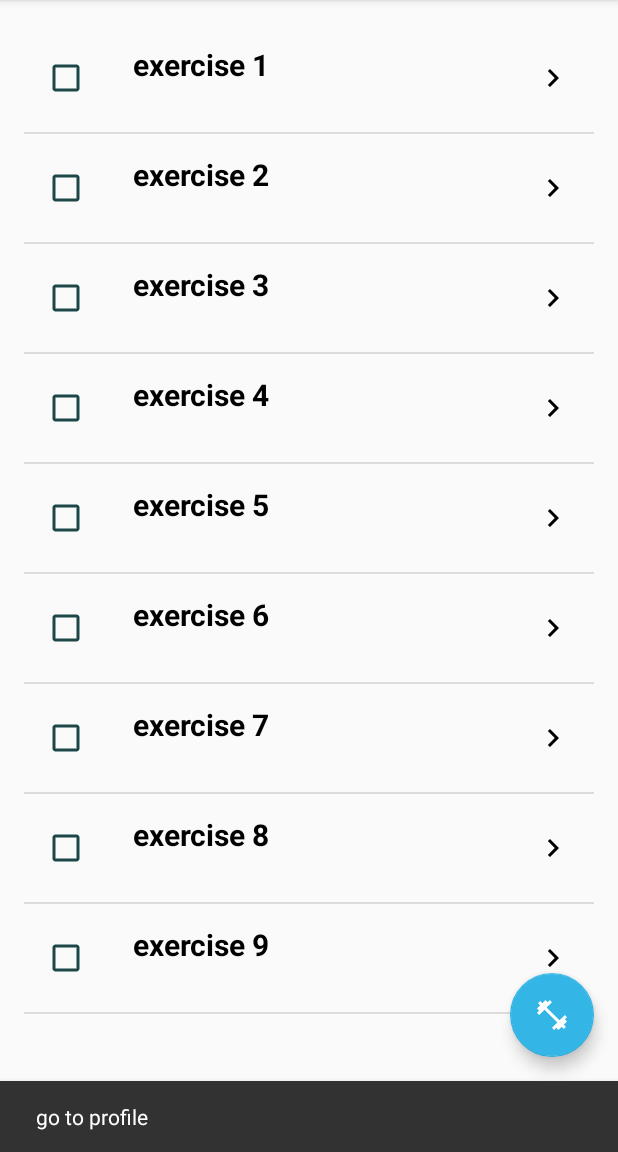
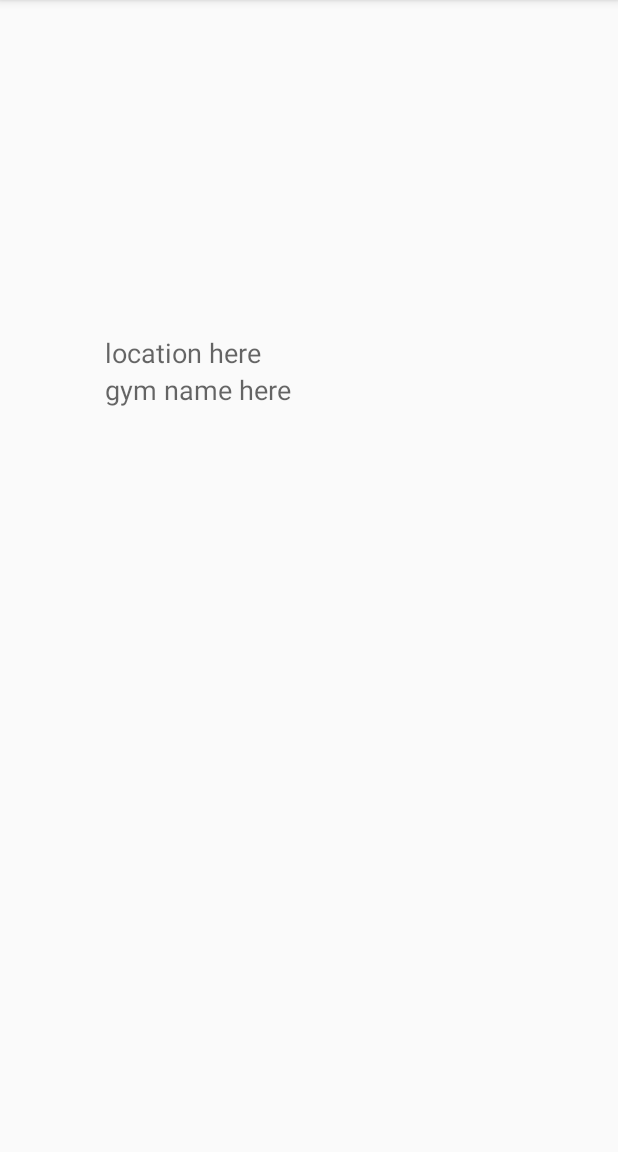
Before and after one commit to rlundquist3/liftsense, an Android app: the screen it shows after launch once a user with an empty profile is signed in (MainActivity), after a tap on "Profile", on a phone screen of 412 x 824 dp, the part 84-1236 px from its top. Run offline under Robolectric (Android 15) with nearby library versions, the phone set to English and light mode, and no system bars; our stand-ins replace Firebase (no records; nobody signed in at launch, a user with empty details on screens opened directly); pictures from the network do not load; 4 statements that could not run were skipped; 1 other tap on this screen came first.

Commit message:
profile page added (still need to finish auth)

```diff
--- a/app/build.gradle
+++ b/app/build.gradle
@@ -48,7 +48,7 @@ android {
 dependencies {
     compile fileTree(dir: 'libs', include: ['*.jar'])
     compile project(':libraries:opencv')
-    compile 'com.android.support:support-v4:23.0.0'
+    compile 'com.android.support:support-v4:23.4.0'
     compile 'com.android.support:design:23.4.0'
     compile 'com.android.support:appcompat-v7:23.4.0'
     compile 'com.google.firebase:firebase-auth:9.0.2'
@@ -56,4 +56,5 @@ dependencies {
     compile 'com.google.android.gms:play-services-appindexing:9.0.2'
 }
 
+
 apply plugin: 'com.google.gms.google-services'
--- a/app/src/main/java/com/rileylundquist/liftsense/ExerciseDetailActivity.java
+++ b/app/src/main/java/com/rileylundquist/liftsense/ExerciseDetailActivity.java
@@ -6,6 +6,7 @@ import android.content.Intent;
 import android.database.sqlite.SQLiteDatabase;
 import android.os.Bundle;
 import android.support.v4.app.NavUtils;
+import android.util.Log;
 import android.view.MenuItem;
 import android.view.View;
 import android.widget.EditText;
@@ -83,6 +84,7 @@ public class ExerciseDetailActivity extends Activity {
 
     @Override
     public void onActivityResult(int requestCode, int resultCode, Intent data) {
+        Log.d("Debug", "activity result returned");
         if (requestCode == 1) {
             if (resultCode == Activity.RESULT_OK) {
                 EditText weightField = (EditText) findViewById(R.id.weight_field);
--- a/app/src/main/java/com/rileylundquist/liftsense/MainActivity.java
+++ b/app/src/main/java/com/rileylundquist/liftsense/MainActivity.java
@@ -1,10 +1,13 @@
 package com.rileylundquist.liftsense;
 
+import android.app.Activity;
 import android.content.Intent;
+import android.net.Uri;
 import android.os.Bundle;
 import android.support.design.widget.FloatingActionButton;
 import android.support.design.widget.Snackbar;
 import android.support.v4.app.FragmentTransaction;
+import android.util.Log;
 import android.view.View;
 import android.support.design.widget.NavigationView;
 import android.support.v4.view.GravityCompat;
@@ -14,9 +17,10 @@ import android.support.v7.app.AppCompatActivity;
 import android.support.v7.widget.Toolbar;
 import android.view.Menu;
 import android.view.MenuItem;
+import android.widget.EditText;
 
 public class MainActivity extends AppCompatActivity
-        implements NavigationView.OnNavigationItemSelectedListener, ExerciseListFragment.Callbacks {
+        implements NavigationView.OnNavigationItemSelectedListener, ExerciseListFragment.Callbacks, ProfileFragment.OnFragmentInteractionListener {
 
     private FloatingActionButton fab;
 
@@ -116,14 +120,14 @@ public class MainActivity extends AppCompatActivity
     }
 
     public void goToProfile() {
-        Snackbar.make(findViewById(R.id.fragment_container), "go to profile", Snackbar.LENGTH_LONG).show();
-//        ExerciseListFragment listFragment = new ExerciseListFragment();
-//        FragmentTransaction transaction = getSupportFragmentManager().beginTransaction();
-//        transaction.replace(R.id.fragment_container, listFragment);
-//        transaction.addToBackStack(null);
-//        transaction.commit();
+//        Snackbar.make(findViewById(R.id.fragment_container), "go to profile", Snackbar.LENGTH_LONG).show();
+        ProfileFragment profileFragment = new ProfileFragment();
+        FragmentTransaction transaction = getSupportFragmentManager().beginTransaction();
+        transaction.replace(R.id.fragment_container, profileFragment);
+        transaction.addToBackStack(null);
+        transaction.commit();
 
-        setFabWorkout();
+        fab.hide();
     }
 
     public void goToSettings() {
@@ -155,7 +159,7 @@ public class MainActivity extends AppCompatActivity
     }
 
     public void goToCamera() {
-        Snackbar.make(findViewById(R.id.fragment_container), "go to camera", Snackbar.LENGTH_LONG).show();
+//        Snackbar.make(findViewById(R.id.fragment_container), "go to camera", Snackbar.LENGTH_LONG).show();
         Intent intent = new Intent(this, CameraActivity.class);
         //intent.putExtra(EXTRA_EXERCISE, mItem.content);
         startActivityForResult(intent, 1);
@@ -182,4 +186,21 @@ public class MainActivity extends AppCompatActivity
         });
         fab.show();
     }
+
+    @Override
+    public void onActivityResult(int requestCode, int resultCode, Intent data) {
+        if (requestCode == 1) {
+            if (resultCode == Activity.RESULT_OK) {
+                EditText weightField = (EditText) findViewById(R.id.weight_field);
+                weightField.setText(Float.toString(data.getFloatExtra("result", 4)));
+            }
+            if (resultCode == Activity.RESULT_CANCELED)
+                ;
+        }
+    }
+
+    @Override
+    public void onFragmentInteraction(Uri uri) {
+
+    }
 }
--- /dev/null
+++ b/app/src/main/java/com/rileylundquist/liftsense/ProfileFragment.java
@@ -0,0 +1,127 @@
+package com.rileylundquist.liftsense;
+
+import android.content.Context;
+import android.net.Uri;
+import android.os.Bundle;
+import android.support.v4.app.Fragment;
+import android.view.LayoutInflater;
+import android.view.View;
+import android.view.ViewGroup;
+import android.widget.ImageView;
+import android.widget.TextView;
+
+import com.google.firebase.auth.FirebaseAuth;
+import com.google.firebase.auth.FirebaseUser;
+
+
+/**
+ * A simple {@link Fragment} subclass.
+ * Activities that contain this fragment must implement the
+ * {@link ProfileFragment.OnFragmentInteractionListener} interface
+ * to handle interaction events.
+ * Use the {@link ProfileFragment#newInstance} factory method to
+ * create an instance of this fragment.
+ */
+public class ProfileFragment extends Fragment {
+    // TODO: Rename parameter arguments, choose names that match
+    // the fragment initialization parameters, e.g. ARG_ITEM_NUMBER
+    private static final String ARG_PARAM1 = "param1";
+    private static final String ARG_PARAM2 = "param2";
+
+    // TODO: Rename and change types of parameters
+    private String mParam1;
+    private String mParam2;
+
+    private OnFragmentInteractionListener mListener;
+
+    public ProfileFragment() {
+        // Required empty public constructor
+    }
+
+    /**
+     * Use this factory method to create a new instance of
+     * this fragment using the provided parameters.
+     *
+     * @param param1 Parameter 1.
+     * @param param2 Parameter 2.
+     * @return A new instance of fragment ProfileFragment.
+     */
+    // TODO: Rename and change types and number of parameters
+    public static ProfileFragment newInstance(String param1, String param2) {
+        ProfileFragment fragment = new ProfileFragment();
+        Bundle args = new Bundle();
+        args.putString(ARG_PARAM1, param1);
+        args.putString(ARG_PARAM2, param2);
+        fragment.setArguments(args);
+        return fragment;
+    }
+
+    @Override
+    public void onCreate(Bundle savedInstanceState) {
+        super.onCreate(savedInstanceState);
+        if (getArguments() != null) {
+            mParam1 = getArguments().getString(ARG_PARAM1);
+            mParam2 = getArguments().getString(ARG_PARAM2);
+        }
+    }
+
+    @Override
+    public View onCreateView(LayoutInflater inflater, ViewGroup container,
+                             Bundle savedInstanceState) {
+        // Inflate the layout for this fragment
+        View view = inflater.inflate(R.layout.fragment_profile, container, false);
+        TextView name = (TextView) view.findViewById(R.id.name);
+        TextView location = (TextView) view.findViewById(R.id.location);
+        TextView gym = (TextView) view.findViewById(R.id.gym);
+        ImageView profileImage = (ImageView) view.findViewById(R.id.profile_image);
+
+        FirebaseUser user = FirebaseAuth.getInstance().getCurrentUser();
+        if (user != null) {
+            name.setText(user.getDisplayName());
+            profileImage.setImageURI(user.getPhotoUrl());
+            location.setText("location here");
+            gym.setText("gym name here");
+        }
+
+        return view;
+    }
+
+    // TODO: Rename method, update argument and hook method into UI event
+    public void onButtonPressed(Uri uri) {
+        if (mListener != null) {
+            mListener.onFragmentInteraction(uri);
+        }
+    }
+
+    @Override
+    public void onAttach(Context context) {
+        super.onAttach(context);
+        if (context instanceof OnFragmentInteractionListener) {
+            mListener = (OnFragmentInteractionListener) context;
+        } else {
+            throw new RuntimeException(context.toString()
+                    + " must implement OnFragmentInteractionListener");
+        }
+    }
+
+    @Override
+    public void onDetach() {
+        super.onDetach();
+        mListener = null;
+    }
+
+    /**
+     * This interface must be implemented by activities that contain this
+     * fragment to allow an interaction in this fragment to be communicated
+     * to the activity and potentially other fragments contained in that
+     * activity.
+     * <p/>
+     * See the Android Training lesson <a href=
+     * "http://developer.android.com/training/basics/fragments/communicating.html"
+     * >Communicating with Other Fragments</a> for more information.
+     */
+    public interface OnFragmentInteractionListener {
+        // TODO: Update argument type and name
+        void onFragmentInteraction(Uri uri);
+    }
+}
--- /dev/null
+++ b/app/src/main/res/layout/fragment_profile.xml
@@ -0,0 +1,45 @@
+<RelativeLayout xmlns:android="http://schemas.android.com/apk/res/android"
+    xmlns:tools="http://schemas.android.com/tools"
+    android:layout_width="match_parent"
+    android:layout_height="match_parent"
+    tools:context="com.rileylundquist.liftsense.ProfileFragment">
+
+
+    <ImageView
+        android:layout_width="100dp"
+        android:layout_height="100dp"
+        android:id="@+id/profile_image"
+        android:layout_marginEnd="36dp"
+        android:layout_marginTop="37dp"
+        android:layout_alignParentTop="true"
+        android:layout_alignParentEnd="true" />
+
+    <TextView
+        android:layout_width="wrap_content"
+        android:layout_height="wrap_content"
+        android:textAppearance="?android:attr/textAppearanceLarge"
+        android:text="Large Text"
+        android:id="@+id/name"
+        android:layout_below="@+id/profile_image"
+        android:layout_alignParentStart="true"
+        android:layout_marginStart="54dp" />
+
+    <TextView
+        android:layout_width="wrap_content"
+        android:layout_height="wrap_content"
+        android:textAppearance="?android:attr/textAppearanceMedium"
+        android:text="Small Text"
+        android:id="@+id/location"
+        android:layout_below="@+id/name"
+        android:layout_alignStart="@+id/name"
+        android:layout_marginTop="40dp" />
+
+    <TextView
+        android:layout_width="wrap_content"
+        android:layout_height="wrap_content"
+        android:textAppearance="?android:attr/textAppearanceMedium"
+        android:text="Small Text"
+        android:id="@+id/gym"
+        android:layout_below="@+id/location"
+        android:layout_alignStart="@+id/location" />
+</RelativeLayout>
--- a/app/src/main/res/menu/activity_main_drawer.xml
+++ b/app/src/main/res/menu/activity_main_drawer.xml
@@ -17,7 +17,7 @@
         <item
             android:id="@+id/nav_manage"
             android:icon="@drawable/ic_menu_manage"
-            android:title="Tools" />
+            android:title="Settings" />
     </group>
 
     <item android:title="Communicate">
--- a/app/src/main/res/values/strings.xml
+++ b/app/src/main/res/values/strings.xml
@@ -42,5 +42,8 @@
         completions."
     </string>
 
+    <!-- TODO: Remove or change this placeholder text -->
+    <string name="hello_blank_fragment">Hello blank fragment</string>
+
 
 </resources>
```
Also changed, not shown: 1 other file.
